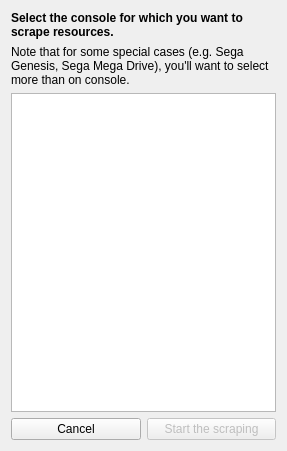
Above: res/scraping.ui from remeh/mehstation-config before the change. Below: the same form after it.
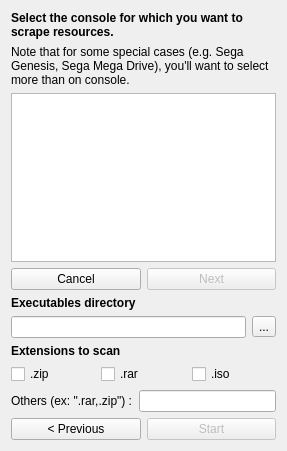
That is the form after the change.

Commit message: UI for the second step of the scraping interface.

Patch:
```diff
--- a/res/scraping.ui
+++ b/res/scraping.ui
@@ -13,9 +13,27 @@
   <property name="windowTitle">
    <string>Form</string>
   </property>
-  <layout class="QGridLayout" name="gridLayout">
-   <item row="0" column="0">
-    <layout class="QVBoxLayout" name="verticalLayout">
+  <layout class="QVBoxLayout" name="verticalLayout_2">
+   <item>
+    <widget class="QWidget" name="firstStep" native="true">
+     <layout class="QVBoxLayout" name="verticalLayout_3">
+      <property name="leftMargin">
+       <number>0</number>
+      </property>
+      <property name="topMargin">
+       <number>0</number>
+      </property>
+      <property name="rightMargin">
+       <number>0</number>
+      </property>
+      <property name="bottomMargin">
+       <number>0</number>
+      </property>
+      <item>
+       <layout class="QVBoxLayout" name="vertLayout">
+        <property name="spacing">
+         <number>6</number>
+        </property>
      <item>
       <widget class="QLabel" name="label">
        <property name="text">
@@ -68,18 +86,143 @@
         </widget>
        </item>
        <item>
+           <widget class="QPushButton" name="next">
+            <property name="enabled">
+             <bool>false</bool>
+            </property>
+            <property name="text">
+             <string>Next</string>
+            </property>
+           </widget>
+          </item>
+         </layout>
+        </item>
+       </layout>
+      </item>
+     </layout>
+    </widget>
+   </item>
+   <item>
+    <widget class="QWidget" name="secondStep" native="true">
+     <layout class="QVBoxLayout" name="verticalLayout_4">
+      <property name="leftMargin">
+       <number>0</number>
+      </property>
+      <property name="topMargin">
+       <number>0</number>
+      </property>
+      <property name="rightMargin">
+       <number>0</number>
+      </property>
+      <property name="bottomMargin">
+       <number>0</number>
+      </property>
+      <item>
+       <layout class="QVBoxLayout" name="vertLayout2">
+        <item>
+         <widget class="QLabel" name="label_3">
+          <property name="font">
+           <font>
+            <weight>75</weight>
+            <bold>true</bold>
+           </font>
+          </property>
+          <property name="text">
+           <string>Executables directory</string>
+          </property>
+         </widget>
+        </item>
+        <item>
+         <layout class="QHBoxLayout" name="horizontalLayout_2">
+          <item>
+           <widget class="QLineEdit" name="executablesDir"/>
+          </item>
+          <item>
+           <widget class="QToolButton" name="toolExecutablesDir">
+            <property name="text">
+             <string>...</string>
+            </property>
+           </widget>
+          </item>
+         </layout>
+        </item>
+        <item>
+         <widget class="QLabel" name="label_4">
+          <property name="font">
+           <font>
+            <weight>75</weight>
+            <bold>true</bold>
+           </font>
+          </property>
+          <property name="text">
+           <string>Extensions to scan</string>
+          </property>
+         </widget>
+        </item>
+        <item>
+         <layout class="QHBoxLayout" name="horizontalLayout_3">
+          <item>
+           <widget class="QCheckBox" name="zipCheckbox">
+            <property name="text">
+             <string>.zip</string>
+            </property>
+           </widget>
+          </item>
+          <item>
+           <widget class="QCheckBox" name="rarCheckbox">
+            <property name="text">
+             <string>.rar</string>
+            </property>
+           </widget>
+          </item>
+          <item>
+           <widget class="QCheckBox" name="isoCheckbox">
+            <property name="text">
+             <string>.iso</string>
+            </property>
+           </widget>
+          </item>
+         </layout>
+        </item>
+        <item>
+         <layout class="QHBoxLayout" name="horizontalLayout_4">
+          <item>
+           <widget class="QLabel" name="label_5">
+            <property name="text">
+             <string>Others (ex: &quot;.rar,.zip&quot;) :</string>
+            </property>
+           </widget>
+          </item>
+          <item>
+           <widget class="QLineEdit" name="lineEdit"/>
+          </item>
+         </layout>
+        </item>
+        <item>
+         <layout class="QHBoxLayout" name="horizontalLayout_5">
+          <item>
+           <widget class="QPushButton" name="previous">
+            <property name="text">
+             <string>&lt; Previous</string>
+            </property>
+           </widget>
+          </item>
+          <item>
         <widget class="QPushButton" name="start">
          <property name="enabled">
           <bool>false</bool>
          </property>
          <property name="text">
-          <string>Start the scraping</string>
+             <string>Start</string>
          </property>
         </widget>
        </item>
       </layout>
      </item>
     </layout>
+      </item>
+     </layout>
+    </widget>
    </item>
   </layout>
  </widget>
```
Lines whose indentation alone changed are shown as unchanged. The commit also changes 1 other file.
